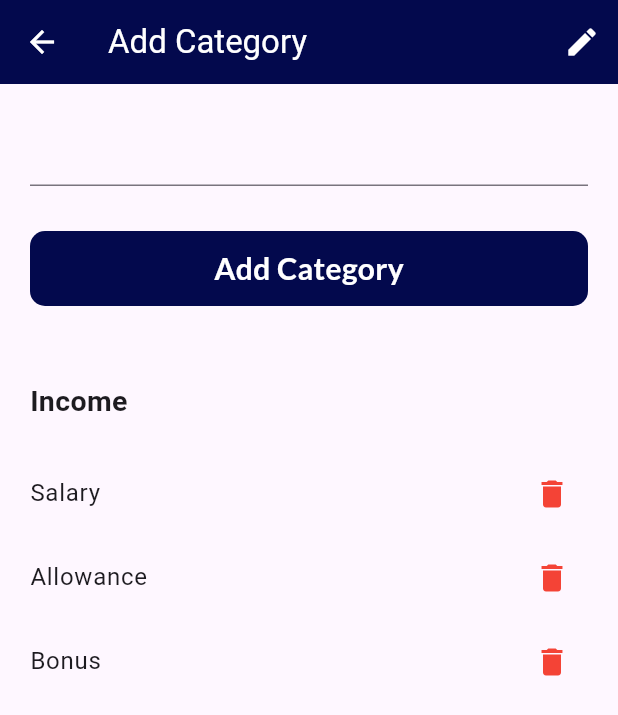
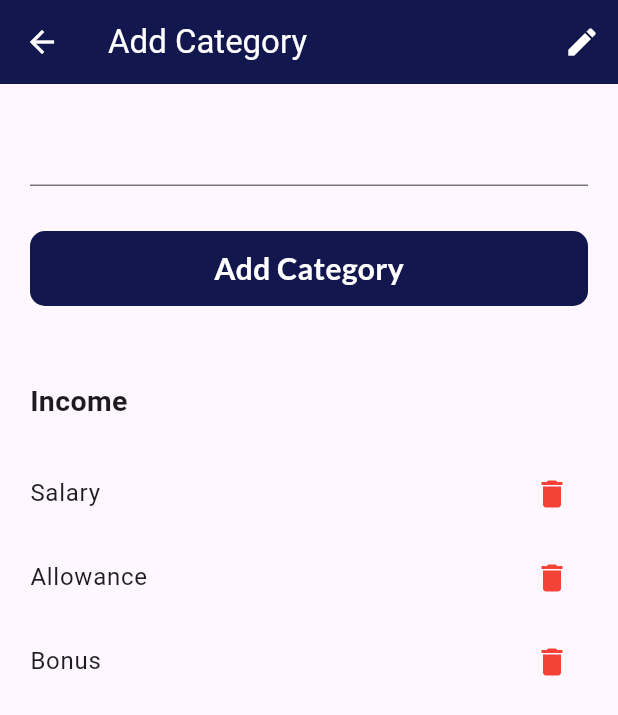
Before and after one commit to nashvak/expense_tracker, a Flutter app: the AddCategory screen opened directly, on a phone screen of 412 x 824 dp. Shown: the top 715 px of the screen. Run offline on Flutter 3.47's test engine with Material 3 defaults, Android fonts, the phone set to English and light mode, and no system bars; our stand-ins replace curved_navigation_bar, flutter_local_notifications, flutter_slidable, fluttertoast, get, google_fonts and 8 more; accounts and stored records are empty.

Commit message:
ui changes

```diff
--- a/lib/constatnts/colors.dart
+++ b/lib/constatnts/colors.dart
@@ -2,7 +2,7 @@ import 'package:flutter/material.dart';
 
 class Appcolor {
   // static const Color primaryColor = Color.fromARGB(255, 93, 196, 214);
-  static const Color primaryColor = Color.fromARGB(255, 3, 9, 77);
+  static const Color primaryColor = Color.fromARGB(255, 18, 23, 78);
   static const Color secondaryColor = Color.fromARGB(138, 133, 133, 100);
   static const Color tertiaryColor = Color.fromARGB(244, 242, 242, 242);
   static const Color white = Colors.white;
--- a/lib/constatnts/extension.dart
+++ b/lib/constatnts/extension.dart
@@ -1,3 +1,4 @@
+//
 extension StringExtension on String {
   String capitalize() {
     return "${this[0].toUpperCase()}${substring(1)}";
--- a/lib/main.dart
+++ b/lib/main.dart
@@ -8,7 +8,6 @@ import 'package:flutter/material.dart';
 import 'package:get/get.dart';
 import 'package:hive_flutter/hive_flutter.dart';
 import 'package:path_provider/path_provider.dart';
-
 import 'models/auth_model/auth_model.dart';
 import 'package:timezone/timezone.dart' as tz;
 import 'package:timezone/data/latest.dart' as tz;
--- a/lib/view/notification/notification_settings.dart
+++ b/lib/view/notification/notification_settings.dart
@@ -22,8 +22,7 @@ class NotificationServices {
 
   notificationDetails() {
     AndroidNotificationDetails androidPlatformChannelSpecifics =
-        const AndroidNotificationDetails(
-            'daily_notification_channel', 'Daily Notification Channel',
+        const AndroidNotificationDetails('channel id', 'channel name',
             importance: Importance.max, priority: Priority.high);
     final NotificationDetails platformChannelSpecifics =
         NotificationDetails(android: androidPlatformChannelSpecifics);
--- a/lib/view/transaction/screens/add_transaction/widgets/add_category.dart
+++ b/lib/view/transaction/screens/add_transaction/widgets/add_category.dart
@@ -4,7 +4,6 @@ import 'package:expense_tracker/constatnts/custom_widgets/common/sizedbox.dart';
 import 'package:expense_tracker/controller/transaction_contollers/transaction_ui_controller.dart';
 import 'package:expense_tracker/models/transaction_model/transaction_model.dart';
 import 'package:expense_tracker/view/transaction/screens/add_transaction/widgets/edit_category.dart';
-
 import 'package:flutter/material.dart';
 import 'package:get/get.dart';
 
--- a/lib/view/transaction/screens/history_screen/filterby_listtile.dart
+++ b/lib/view/transaction/screens/history_screen/filterby_listtile.dart
@@ -14,7 +14,7 @@ class FilteringName extends StatelessWidget {
   Widget build(BuildContext context) {
     return GetBuilder<FilterController>(builder: ((controller) {
       return Text(
-        controller.selectedOption,
+        controller.selectedOption.toString().capitalize!,
         style: const TextStyle(fontSize: 20, fontWeight: FontWeight.bold),
       );
     }));
--- a/lib/view/transaction/screens/history_screen/history_screen.dart
+++ b/lib/view/transaction/screens/history_screen/history_screen.dart
@@ -3,15 +3,12 @@ import 'package:expense_tracker/constatnts/custom_widgets/common/sizedbox.dart';
 import 'package:expense_tracker/constatnts/custom_widgets/home_screen/button.dart';
 import 'package:expense_tracker/constatnts/custom_widgets/common/textstyle.dart';
 import 'package:expense_tracker/controller/filer_controller.dart';
-// import 'package:expense_tracker/controller/transaction_contollers/date_range_picker.dart';
-
 import 'package:expense_tracker/controller/transaction_contollers/transaction_controller.dart';
 import 'package:expense_tracker/controller/transaction_contollers/update_ui_controller.dart';
 import 'package:expense_tracker/view/transaction/screens/history_screen/bottomsheet.dart';
 import 'package:expense_tracker/view/transaction/screens/history_screen/bottomsheet_listtile.dart';
 import 'package:expense_tracker/view/transaction/screens/history_screen/datefilterbtn.dart';
 import 'package:expense_tracker/view/transaction/screens/history_screen/filterby_listtile.dart';
-
 import 'package:expense_tracker/view/transaction/screens/view_transaction/view_transaction.dart';
 import 'package:flutter/material.dart';
 import 'package:flutter_slidable/flutter_slidable.dart';
@@ -23,7 +20,6 @@ class ScreenHistory extends StatelessWidget {
   final TransactionController transactionController =
       Get.put(TransactionController());
   final FilterController filterController = Get.put(FilterController());
-
   final UpdateController updateController = Get.put(
     UpdateController(),
   );
```
Also changed, not shown: lib/view/transaction/screens/view_transaction/widgets/category_field.dart (+3 -9 lines).
